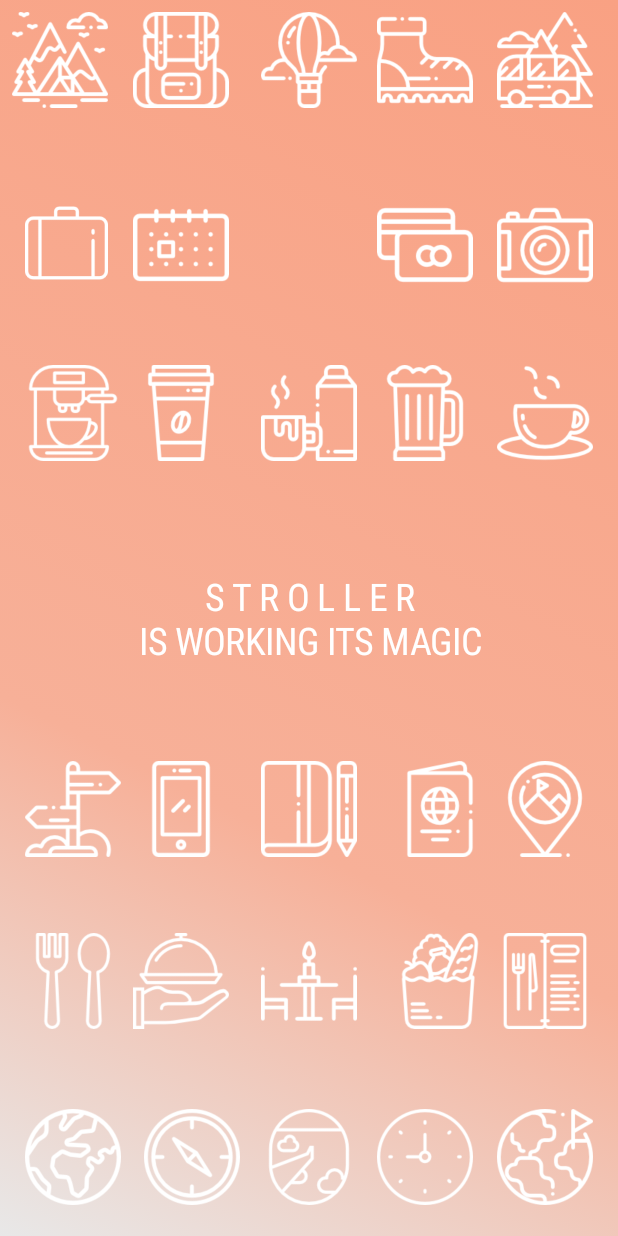
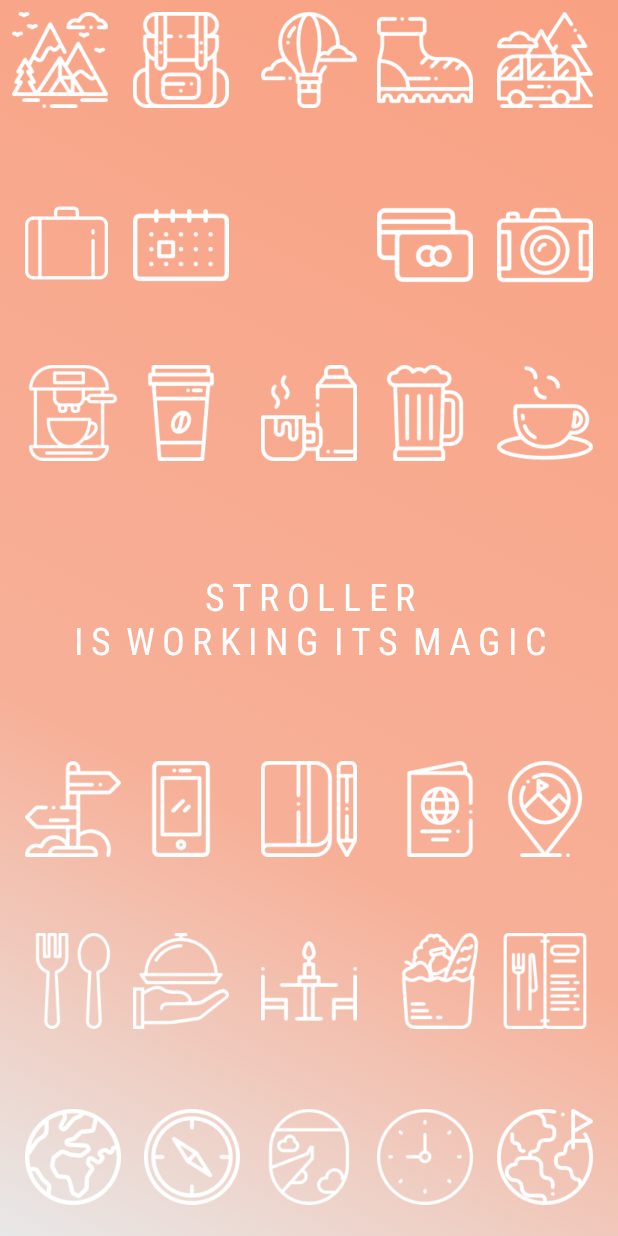
Before and after one commit to OmerGoldreich/StrollerApp, an Android app: the LoadingActivity screen opened directly, with no data from a screen before it, on a phone screen of 412 x 824 dp. Run offline under Robolectric (Android 15) with nearby library versions, the phone set to English and light mode, and no system bars; Roboto replaces fonts that are not available here.

Commit message:
Minor fix

```diff
--- a/app/src/main/java/com/stroller/stroller/LoadingActivity.java
+++ b/app/src/main/java/com/stroller/stroller/LoadingActivity.java
@@ -19,7 +19,7 @@ public class LoadingActivity extends AppCompatActivity {
         setContentView(R.layout.activity_loading);
         TextView txt = findViewById(R.id.appname);
         txt.setTextSize(25);
-        txt.setText("S T R O L L E R\nIS WORKING ITS MAGIC");
+        txt.setText("S T R O L L E R\nI S  W O R K I N G  I T S  M A G I C");
         ImageView[] images = {findViewById(R.id.icon5),findViewById(R.id.icon15),findViewById(R.id.icon11),findViewById(R.id.icon23),findViewById(R.id.icon8),findViewById(R.id.icon17),findViewById(R.id.icon26),findViewById(R.id.icon9),findViewById(R.id.icon3),findViewById(R.id.icon21),findViewById(R.id.icon4),findViewById(R.id.icon14),findViewById(R.id.icon27),findViewById(R.id.icon20),findViewById(R.id.icon7),findViewById(R.id.icon18),findViewById(R.id.icon1),findViewById(R.id.icon22),findViewById(R.id.icon12),findViewById(R.id.icon24),findViewById(R.id.icon25),findViewById(R.id.icon19),findViewById(R.id.icon10),findViewById(R.id.icon2),findViewById(R.id.icon28),findViewById(R.id.icon13),findViewById(R.id.icon16),findViewById(R.id.icon30),findViewById(R.id.icon29),findViewById(R.id.icon6)};
 
         new Handler().postDelayed(new Runnable() {
--- a/app/src/main/java/com/stroller/stroller/StartActivity.java
+++ b/app/src/main/java/com/stroller/stroller/StartActivity.java
@@ -18,6 +18,6 @@ public class StartActivity extends AppCompatActivity {
                 startActivity(intent);
                 finish();
             }
-        }, 2000);
+        }, 1500);
     }
 }
```
